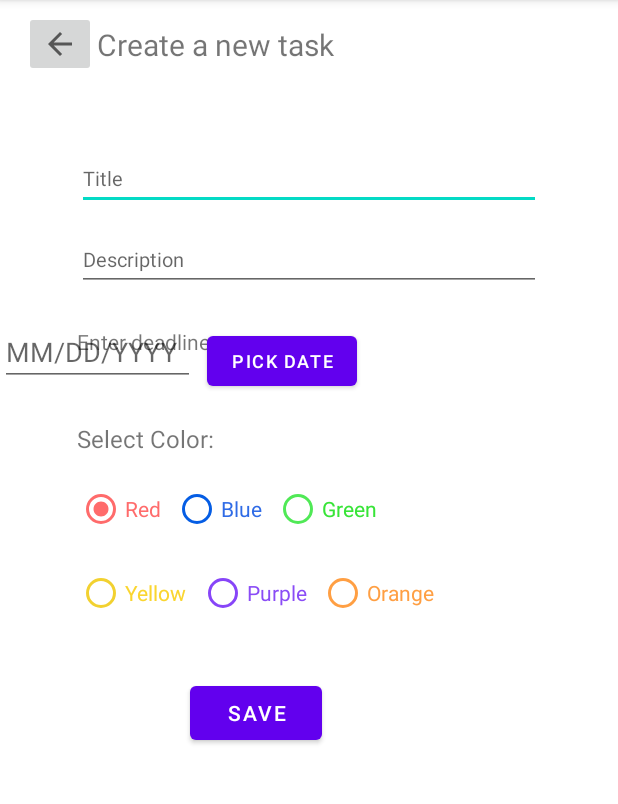
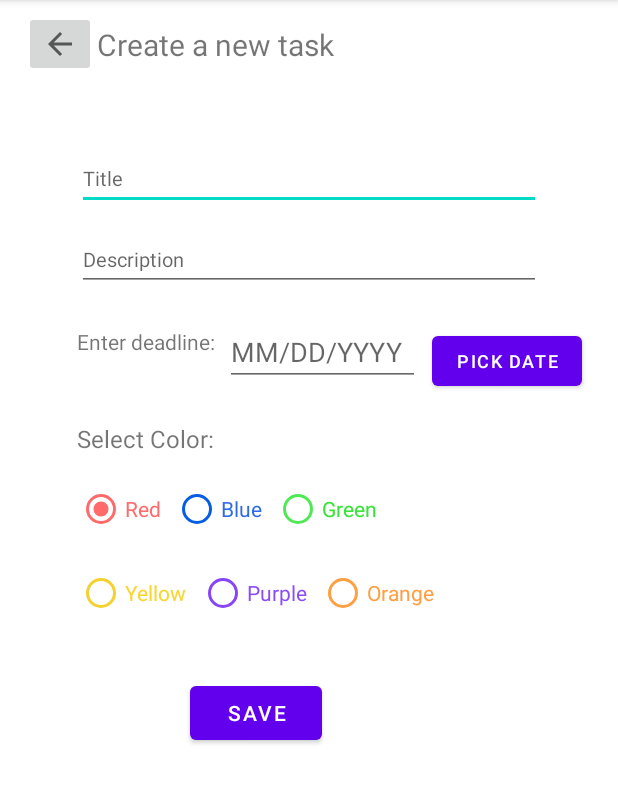
Before and after one commit to shekinamw/To-Do-Mobile-App, an Android app: the NewTask screen opened directly, with no data from a screen before it, on a phone screen of 412 x 824 dp, the part 84-888 px from its top. Run offline under Robolectric (Android 15) with nearby library versions, the phone set to English and light mode, and no system bars.

Commit message:
fixed TextView constraint

```diff
--- a/app/src/main/res/layout/activity_new_task.xml
+++ b/app/src/main/res/layout/activity_new_task.xml
@@ -78,13 +78,14 @@
         android:id="@+id/editTextDate4"
         android:layout_width="130dp"
         android:layout_height="39dp"
+        android:layout_marginStart="150dp"
         android:layout_marginTop="24dp"
         android:autofillHints="deadline"
         android:ems="10"
         android:hint="MM/DD/YYYY"
         android:inputType="date"
-        app:layout_constraintTop_toBottomOf="@+id/new_note_description"
-        tools:layout_editor_absoluteX="152dp" />
+        app:layout_constraintStart_toStartOf="parent"
+        app:layout_constraintTop_toBottomOf="@+id/new_note_description" />
 
     <Button
         android:id="@+id/buttonPickDate"
```
